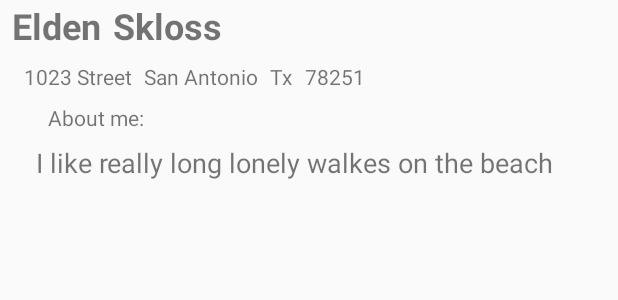
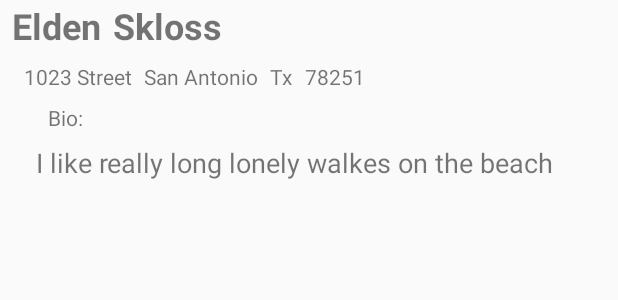
Before and after one commit to t2modus/android-competency-test, an Android app: the layout activity_friend_details.xml on its own in the app's theme, with its tools: preview values and no code run, on a phone screen of 412 x 824 dp. Shown: the part 335-635 px from the top of the screen. Run offline under Robolectric (Android 15) with nearby library versions, the phone set to English and light mode, and no system bars.

Commit message:
Added logic to load UI all together instead of "Trickeling?" in

```diff
--- a/t2eldencomptest/src/main/java/com/elden/t2eldencomptest/activities/friend_list/FriendDetailsActivity.java
+++ b/t2eldencomptest/src/main/java/com/elden/t2eldencomptest/activities/friend_list/FriendDetailsActivity.java
@@ -25,6 +25,9 @@ import retrofit2.Call;
 import retrofit2.Callback;
 import retrofit2.Response;
 
+/**
+ * Activity shows friends details in a collapsing toolbar
+ */
 public class FriendDetailsActivity extends AppCompatActivity {
     public static final String TAG = FriendDetailsActivity.class.getSimpleName();
     FriendRetrofitInterface retrofitInterface = T2Application.retrofit.create(FriendRetrofitInterface.class);
@@ -49,6 +52,7 @@ public class FriendDetailsActivity extends AppCompatActivity {
             @Override
             public void onResponse(Call<FriendDetails> call, Response<FriendDetails> response) {
                 friendDetailBinding.progressBar.setVisibility(View.GONE);
+                friendDetailBinding.clMainContentContainer.setVisibility(View.VISIBLE);
                 if(response.isSuccessful()){
                     //// TODO: 4/14/2017 need image for when image call was unsuccesfull
                     Picasso.with(FriendDetailsActivity.this).load(response.body().getImg()).into(friendDetailBinding.ivProfilePic);
--- a/t2eldencomptest/src/main/java/com/elden/t2eldencomptest/activities/friend_list/FriendListActivity.java
+++ b/t2eldencomptest/src/main/java/com/elden/t2eldencomptest/activities/friend_list/FriendListActivity.java
@@ -24,12 +24,14 @@ import retrofit2.Call;
 import retrofit2.Callback;
 import retrofit2.Response;
 
+/**
+ * Activity shows a list of friends, clicking on a row brings user to Friends Detail page
+ */
 public class FriendListActivity extends AppCompatActivity {
     public static final String TAG = FriendListActivity.class.getSimpleName();
     public static final String SOMETHING_WENT_WRONG = "Something went wrong";
     private FriendRetrofitInterface friendRetrofitInterface = T2Application.retrofit.create(FriendRetrofitInterface.class);
     ActivityFriendListBinding activityFriendListBinding;
-
     private FriendListAdapter friendListAdapter;
     private RecyclerView.LayoutManager rvLayoutManager;
 
@@ -38,15 +40,19 @@ public class FriendListActivity extends AppCompatActivity {
         super.onCreate(savedInstanceState);
         activityFriendListBinding = DataBindingUtil.setContentView(this, R.layout.activity_friend_list);
 
+        //Setup RecyclerView
         rvLayoutManager = new LinearLayoutManager(this);
-
         friendListAdapter = new FriendListAdapter(new ArrayList<Friend>());
-
         activityFriendListBinding.rvFriendList.setAdapter(friendListAdapter);
         activityFriendListBinding.rvFriendList.setLayoutManager(rvLayoutManager);
 
+        callGetFriendService();
+    }
 
-
+    /**
+     * Calls get friends api, returns an array of friends onSuccess and updates UI
+     */
+    private void callGetFriendService() {
         activityFriendListBinding.progressBar.setVisibility(View.VISIBLE);
         friendRetrofitInterface.getFriends().enqueue(new Callback<List<Friend>>() {
             @Override
@@ -69,7 +75,5 @@ public class FriendListActivity extends AppCompatActivity {
 
             }
         });
-
-
     }
 }
--- a/t2eldencomptest/src/main/java/com/elden/t2eldencomptest/activities/friend_list/recycler_view/FriendListAdapter.java
+++ b/t2eldencomptest/src/main/java/com/elden/t2eldencomptest/activities/friend_list/recycler_view/FriendListAdapter.java
@@ -20,7 +20,6 @@ import java.util.List;
 /**
  * Created by elden_000 on 4/14/2017.
  */
-
 public class FriendListAdapter extends RecyclerView.Adapter<FriendListAdapter.FriendListRvViewHolder>{
     List<Friend> friendList;
 
--- a/t2eldencomptest/src/main/res/layout/activity_friend_details.xml
+++ b/t2eldencomptest/src/main/res/layout/activity_friend_details.xml
@@ -4,17 +4,27 @@
     xmlns:tools="http://schemas.android.com/tools">
 
     <data>
+
         <variable
             name="friendDetail"
             type="com.elden.t2eldencomptest.model.FriendDetails" />
     </data>
 
-    <android.support.design.widget.CoordinatorLayout
+    <RelativeLayout
         android:layout_width="match_parent"
         android:layout_height="match_parent">
+
+        <android.support.design.widget.CoordinatorLayout
+            android:id="@+id/clMainContentContainer"
+            android:layout_width="match_parent"
+            android:layout_height="match_parent"
+            android:visibility="gone"
+            tools:visibility="visible">
+
             <android.support.design.widget.AppBarLayout
                 android:layout_width="match_parent"
                 android:layout_height="wrap_content">
+
                 <android.support.design.widget.CollapsingToolbarLayout
                     android:layout_width="match_parent"
                     android:layout_height="wrap_content"
@@ -115,7 +125,7 @@
                         android:layout_height="wrap_content"
                         android:layout_marginLeft="8dp"
                         android:layout_marginTop="8dp"
-                    android:text="About me:"
+                        android:text="@string/bio"
                         app:layout_constraintLeft_toLeftOf="@+id/tvBio"
                         app:layout_constraintTop_toBottomOf="@+id/tvAddress" />
 
@@ -147,21 +157,6 @@
 
                     </LinearLayout>
 
-                <ProgressBar
-                    android:id="@+id/progressBar"
-                    style="?android:attr/progressBarStyle"
-                    android:layout_width="wrap_content"
-                    android:layout_height="wrap_content"
-                    android:layout_marginBottom="8dp"
-                    android:layout_marginLeft="8dp"
-                    android:layout_marginRight="8dp"
-                    android:layout_marginTop="7dp"
-                    android:visibility="gone"
-                    app:layout_constraintBottom_toBottomOf="parent"
-                    app:layout_constraintLeft_toLeftOf="parent"
-                    app:layout_constraintRight_toRightOf="parent"
-                    app:layout_constraintTop_toTopOf="parent" />
-
                 </android.support.constraint.ConstraintLayout>
             </android.support.v4.widget.NestedScrollView>
 
@@ -169,10 +164,20 @@
                 android:id="@+id/fab"
                 android:layout_width="wrap_content"
                 android:layout_height="wrap_content"
+                android:layout_gravity="bottom|end"
                 android:layout_margin="10dp"
-            android:layout_gravity="bottom|end"
                 android:onClick="onFabClick"
                 app:srcCompat="@android:drawable/ic_dialog_email" />
 
         </android.support.design.widget.CoordinatorLayout>
+
+        <ProgressBar
+            android:id="@+id/progressBar"
+            style="?android:attr/progressBarStyle"
+            android:layout_centerInParent="true"
+            android:visibility="gone"
+            android:layout_width="wrap_content"
+            android:layout_height="wrap_content" />
+
+    </RelativeLayout>
 </layout>
--- a/t2eldencomptest/src/main/res/values/strings.xml
+++ b/t2eldencomptest/src/main/res/values/strings.xml
@@ -2,4 +2,5 @@
     <string name="app_name">T2EldenCompTest</string>
     <string name="title_activity_friend_details">FriendDetails</string>
     <string name="default_error_message">Something went wrong</string>
+    <string name="bio">Bio:</string>
 </resources>
```
Lines whose indentation alone changed are shown as unchanged.
